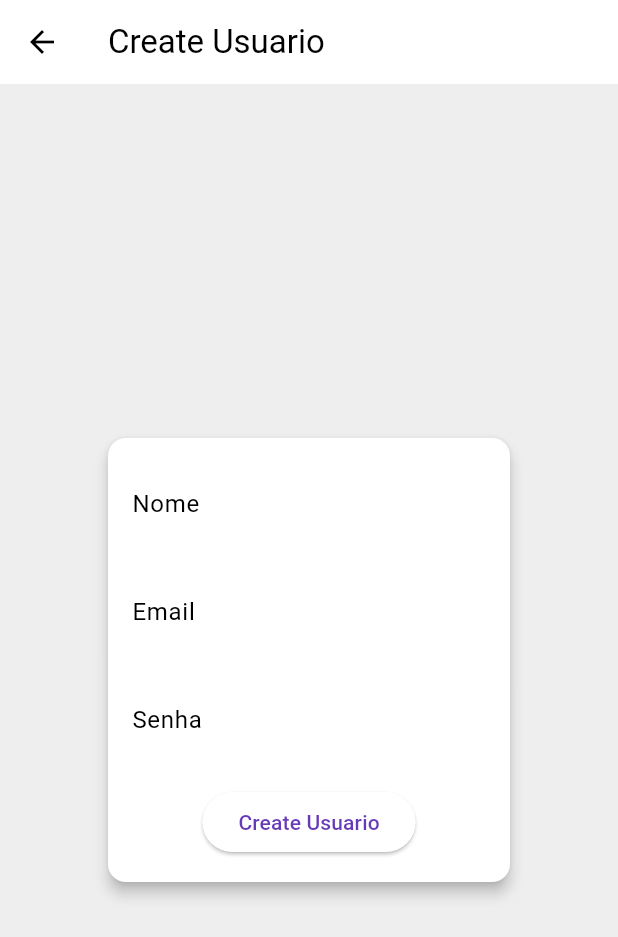
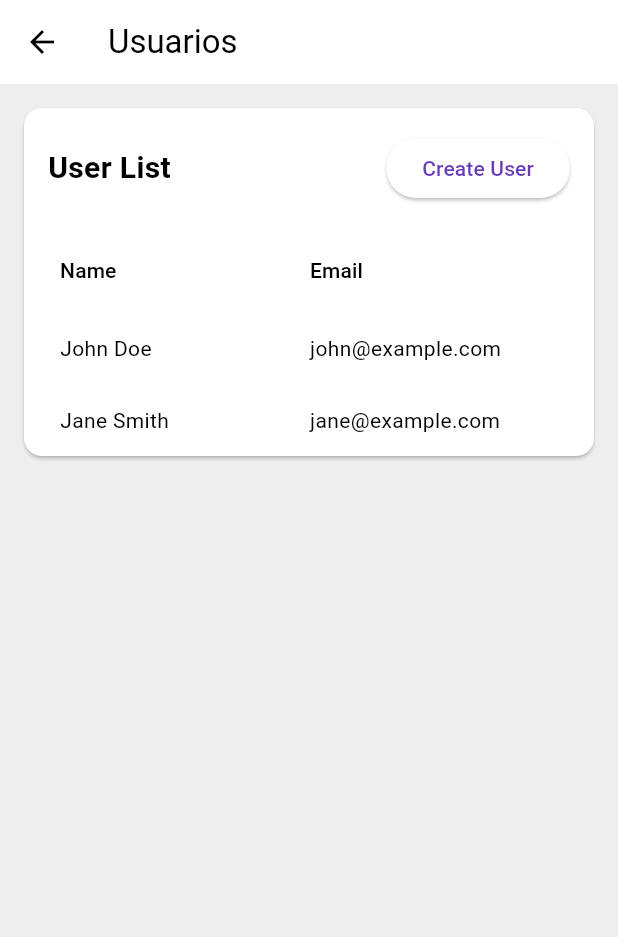
Before and after one commit to KozielGPC/opt120, a Flutter app: the screen it shows after launch, after a tap on "Usuario Screen", on a phone screen of 412 x 824 dp. Shown: the top 937 px of the screen. Run offline on Flutter 3.47's test engine with Material 3 defaults, Android fonts, the phone set to English and light mode, and no system bars.

Commit message:
feat: update user screen adding table

```diff
--- a/app/lib/usuario_screen.dart
+++ b/app/lib/usuario_screen.dart
@@ -1,51 +1,74 @@
 import 'package:flutter/material.dart';
+import 'package:app/data_table_widget.dart'; // Import the DataTableWidget
+import 'package:app/user_service.dart'; // Import the UserService or wherever you fetch user data from
 
-class UsuarioScreen extends StatelessWidget {
+class UsuarioScreen extends StatefulWidget {
+  @override
+  _UsuarioScreenState createState() => _UsuarioScreenState();
+}
+
+class _UsuarioScreenState extends State<UsuarioScreen> {
   final TextEditingController _nomeController = TextEditingController();
   final TextEditingController _emailController = TextEditingController();
   final TextEditingController _senhaController = TextEditingController();
+
+  List<List<String>> _userTableData = []; // Data for the table
+
+  @override
+  void initState() {
+    super.initState();
+    _loadUsers(); // Load users when the screen initializes
+  }
+
+  Future<void> _loadUsers() async {
+    // Fetch user data from the backend
+    // For demonstration purposes, let's assume UserService.getUserList() returns a list of users
+    final userList = await UserService.getUserList();
+
+    setState(() {
+      _userTableData = userList;
+    });
+  }
 
   @override
   Widget build(BuildContext context) {
     return Scaffold(
       appBar: AppBar(
-        title: Text('Create Usuario'),
+        title: Text('Usuarios'),
       ),
-      body: Center(
-        child: ConstrainedBox(
-          constraints: BoxConstraints(maxWidth: 300),
+      body: SingleChildScrollView(
+        child: Center(
           child: Card(
-            margin: EdgeInsets.all(16),
-            elevation: 4,
-            child: Padding(
-              padding: const EdgeInsets.all(16.0),
+            margin: EdgeInsets.all(16.0),
             child: Column(
-                mainAxisSize: MainAxisSize.min,
+              crossAxisAlignment: CrossAxisAlignment.stretch,
               children: [
-                  TextFormField(
-                    controller: _nomeController,
-                    decoration: InputDecoration(labelText: 'Nome'),
+                Padding(
+                  padding: EdgeInsets.all(16.0),
+                  child: Row(
+                    mainAxisAlignment: MainAxisAlignment.spaceBetween,
+                    children: [
+                      Text(
+                        'User List',
+                        style: TextStyle(
+                          fontSize: 20.0,
+                          fontWeight: FontWeight.bold,
                         ),
-                  SizedBox(height: 16),
-                  TextFormField(
-                    controller: _emailController,
-                    decoration: InputDecoration(labelText: 'Email'),
                       ),
-                  SizedBox(height: 16),
-                  TextFormField(
-                    controller: _senhaController,
-                    decoration: InputDecoration(labelText: 'Senha'),
-                    obscureText: true,
-                  ),
-                  SizedBox(height: 16),
                       ElevatedButton(
                         onPressed: () {
-                      _createUsuario(context);
+                          _showCreateUserModal(context);
                         },
-                    child: Text('Create Usuario'),
+                        child: Text('Create User'),
                       ),
                     ],
                   ),
+                ),
+                DataTableWidget( // Display the table of users
+                  fieldNames: ['Name', 'Email'],
+                  inputData: _userTableData,
+                ),
+              ],
             ),
           ),
         ),
@@ -53,42 +76,69 @@ class UsuarioScreen extends StatelessWidget {
     );
   }
 
-  void _createUsuario(BuildContext context) {
+  void _showCreateUserModal(BuildContext context) {
+    showDialog(
+      context: context,
+      builder: (BuildContext context) {
+        return AlertDialog(
+          title: Text('Create User'),
+          content: SingleChildScrollView(
+            child: Column(
+              crossAxisAlignment: CrossAxisAlignment.start,
+              children: [
+                TextFormField(
+                  controller: _nomeController,
+                  decoration: InputDecoration(labelText: 'Nome'),
+                ),
+                TextFormField(
+                  controller: _emailController,
+                  decoration: InputDecoration(labelText: 'Email'),
+                ),
+                TextFormField(
+                  controller: _senhaController,
+                  decoration: InputDecoration(labelText: 'Senha'),
+                  obscureText: true,
+                ),
+              ],
+            ),
+          ),
+          actions: [
+            TextButton(
+              onPressed: () {
+                Navigator.of(context).pop(); // Close the dialog
+              },
+              child: Text('Cancel'),
+            ),
+            ElevatedButton(
+              onPressed: () {
+                _createUsuario(context);
+              },
+              child: Text('Create'),
+            ),
+          ],
+        );
+      },
+    );
+  }
+
+  void _createUsuario(BuildContext context) async {
     final String nome = _nomeController.text;
     final String email = _emailController.text;
     final String senha = _senhaController.text;
 
-    if (nome.isEmpty || email.isEmpty || senha.isEmpty) {
-      _showError(context, 'Please fill all fields');
-      return;
-    }
-
-    print('Nome: $nome');
-    print('Email: $email');
-    print('Senha: $senha');
-
+    // Call the UserService to create the user
+    try {
+      await UserService.createUser(nome, email, senha);
+      // Reload users after creating the new user
+      await _loadUsers();
+      // Clear input fields
       _nomeController.clear();
       _emailController.clear();
       _senhaController.clear();
-
-    _showSuccess(context, 'Usuario created successfully');
-  }
-
-  void _showError(BuildContext context, String message) {
-    ScaffoldMessenger.of(context).showSnackBar(
-      SnackBar(
-        content: Text(message),
-        backgroundColor: Colors.red,
-      ),
-    );
-  }
-
-  void _showSuccess(BuildContext context, String message) {
-    ScaffoldMessenger.of(context).showSnackBar(
-      SnackBar(
-        content: Text(message),
-        backgroundColor: Colors.green,
-      ),
-    );
+      Navigator.of(context).pop(); // Close the modal
+    } catch (e) {
+      // Handle error
+      print('Error creating user: $e');
     }
   }
+}
```
Lines whose indentation alone changed are shown as unchanged.
